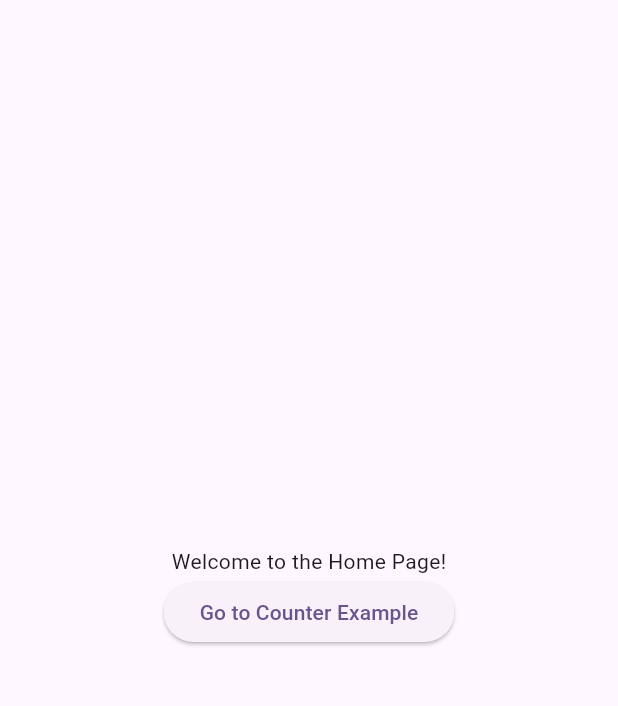
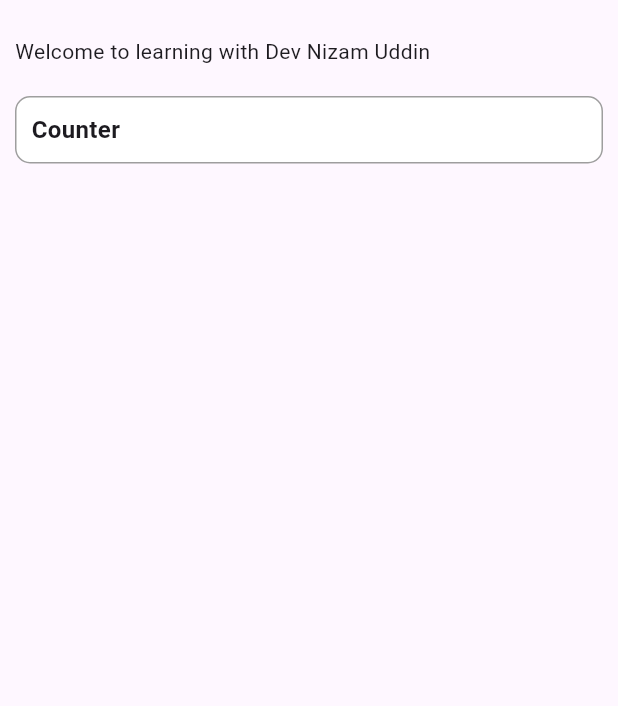
Before and after one commit to devnizamuddin/state_management_in_flutter, a Flutter app: the screen it shows after launch, on a phone screen of 412 x 824 dp, the part 63-769 px from its top. Run offline on Flutter 3.47's test engine with Material 3 defaults, Android fonts, the light colour scheme and no system bars.

Commit message:
route setup

```diff
--- /dev/null
+++ b/lib/data/const/menu_list.dart
@@ -0,0 +1,6 @@
+import '../../models/menu_model.dart';
+import '../../routes/app_routes.dart';
+
+List<MenuModel> get homeMenuList {
+  return [MenuModel(name: 'Counter', route: Routes.COUNTER)];
+}
--- /dev/null
+++ b/lib/getx_example/counter/counter_controller.dart
@@ -0,0 +1,6 @@
+class CounterController {
+  int counter = 0;
+  void increment() {
+    counter++; // Increment the counter
+  }
+}
--- a/lib/home_page.dart
+++ /dev/null
@@ -1,27 +0,0 @@
-import 'package:flutter/material.dart';
-import 'package:state_management_in_flutter/routes/app_routes.dart';
-
-class HomePage extends StatelessWidget {
-  const HomePage({super.key});
-
-  @override
-  Widget build(BuildContext context) {
-    return Scaffold(
-      appBar: AppBar(title: const Text('State Management In Flutter')),
-      body: Center(
-        child: Column(
-          mainAxisAlignment: MainAxisAlignment.center,
-          children: <Widget>[
-            const Text('Welcome to the Home Page!'),
-            ElevatedButton(
-              onPressed: () {
-                Navigator.pushNamed(context, Routes.COUNTER);
-              },
-              child: const Text('Go to Counter Example'),
-            ),
-          ],
-        ),
-      ),
-    );
-  }
-}
--- /dev/null
+++ b/lib/models/menu_model.dart
@@ -0,0 +1,6 @@
+class MenuModel {
+  final String name;
+  final String? imageUrl;
+  final String? route;
+  MenuModel({required this.name, this.imageUrl, this.route});
+}
--- /dev/null
+++ b/lib/modules/home/controller/home_controller.dart
@@ -0,0 +1,19 @@
+import 'package:flutter/material.dart';
+
+import '../../../data/const/menu_list.dart';
+import '../../../models/menu_model.dart';
+
+class HomeController {
+  final List<MenuModel> menuList = homeMenuList;
+
+  void onTapMenu(BuildContext context, MenuModel model) {
+    // Handle menu tap
+    if (model.route == null) {
+      ScaffoldMessenger.of(context).showSnackBar(
+        SnackBar(content: Text('No route defined for ${model.name}')),
+      );
+      return;
+    }
+    Navigator.pushNamed(context, model.route!, arguments: model);
+  }
+}
--- /dev/null
+++ b/lib/modules/home/view/home_page.dart
@@ -0,0 +1,48 @@
+import 'package:flutter/material.dart';
+
+import '../../../models/menu_model.dart';
+import '../controller/home_controller.dart';
+import '../widgets/menu_widget.dart';
+
+class HomePage extends StatefulWidget {
+  const HomePage({super.key});
+
+  @override
+  State<HomePage> createState() => _HomePageState();
+}
+
+class _HomePageState extends State<HomePage> {
+  final HomeController controller = HomeController();
+  @override
+  Widget build(BuildContext context) {
+    return Scaffold(
+      appBar: AppBar(title: const Text('State Management In Flutter')),
+      body: Column(
+        crossAxisAlignment: CrossAxisAlignment.stretch,
+        children: <Widget>[
+          Container(
+            padding: const EdgeInsets.all(10),
+            child: Text('Welcome to learning with Dev Nizam Uddin'),
+          ),
+          Expanded(
+            child: Padding(
+              padding: const EdgeInsets.all(10),
+              child: ListView.builder(
+                itemCount: controller.menuList.length,
+                itemBuilder: (context, index) {
+                  final MenuModel model = controller.menuList[index];
+                  return MenuWidget(
+                    onTap: () {
+                      controller.onTapMenu(context, model);
+                    },
+                    title: model.name,
+                  );
+                },
+              ),
+            ),
+          ),
+        ],
+      ),
+    );
+  }
+}
--- /dev/null
+++ b/lib/modules/home/widgets/menu_widget.dart
@@ -0,0 +1,25 @@
+import 'package:flutter/material.dart';
+
+class MenuWidget extends StatelessWidget {
+  const MenuWidget({super.key, required this.title, this.onTap});
+  final String title;
+  final void Function()? onTap;
+  @override
+  Widget build(BuildContext context) {
+    return InkWell(
+      onTap: onTap,
+      child: Container(
+        padding: EdgeInsets.all(10),
+        decoration: BoxDecoration(
+          color: Colors.white,
+          border: Border.all(color: Colors.grey),
+          borderRadius: BorderRadius.circular(10),
+        ),
+        child: Text(
+          title,
+          style: const TextStyle(fontSize: 16, fontWeight: FontWeight.bold),
+        ),
+      ),
+    );
+  }
+}
--- a/lib/routes/app_pages.dart
+++ b/lib/routes/app_pages.dart
@@ -1,6 +1,6 @@
 import 'package:flutter/material.dart';
 import '../getx_example/counter/counter_page.dart';
-import '../home_page.dart';
+import '../modules/home/view/home_page.dart';
 import 'app_routes.dart';
 
 class AppRoutesDestination {
```
Also changed, not shown: lib/getx_example/counter/counter_page.dart (+21 -2 lines).
